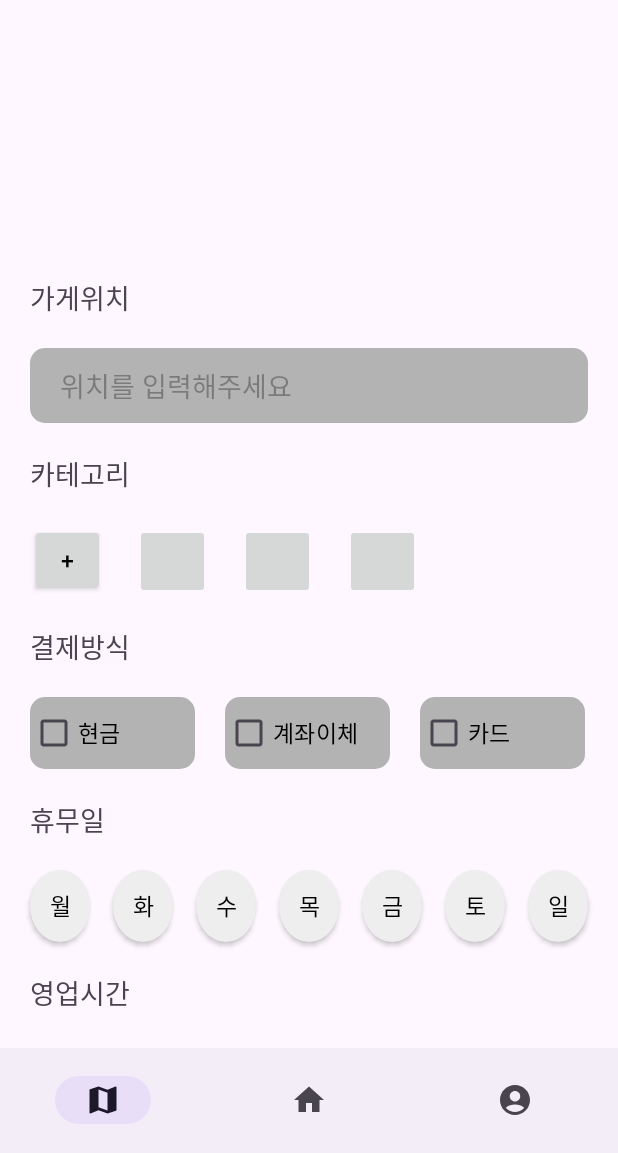
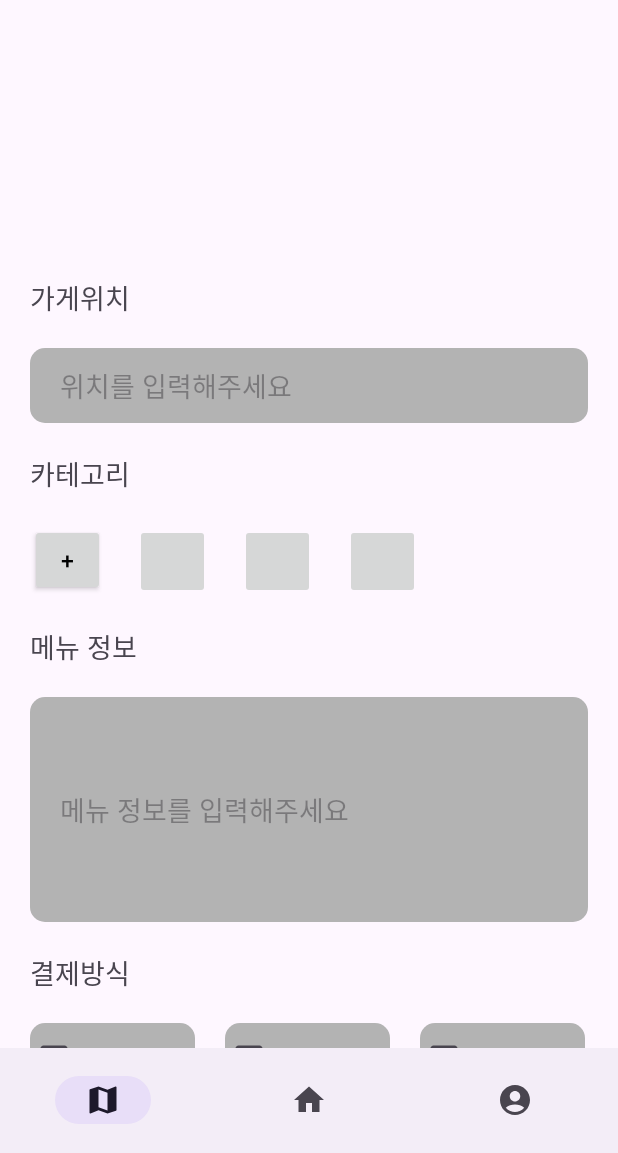
Before and after one commit to hookun/bung-share, an Android app: the fragment info_review_fragment placed in its activity, after a tap on an icon or button, on a phone screen of 412 x 824 dp, the part 83-1236 px from its top. Run offline under Robolectric (Android 15) with nearby library versions, the phone set to English and light mode, and no system bars; our stand-ins replace Volley; network calls fail; 2 statements that could not run were skipped.

```diff
--- a/app/src/main/java/com/example/bung_share/AddMapRequest.java
+++ b/app/src/main/java/com/example/bung_share/AddMapRequest.java
@@ -9,7 +9,7 @@ import java.util.Map;
 public class AddMapRequest extends StringRequest {
     final static private String URL = "http://27.96.131.54:8080/2020081097/Addmap.jsp";
     private Map<String, String> parameters;
-    public AddMapRequest(String address, String category, String pay, String closeday, String operationtime, Response.Listener<String> listener) {
+    public AddMapRequest(String address, String category, String pay, String closeday, String operationtime,String menuinfo, Response.Listener<String> listener) {
         super(Method.POST, URL, listener, null);
 
         parameters = new HashMap<>();
@@ -18,6 +18,7 @@ public class AddMapRequest extends StringRequest {
         parameters.put("pay", pay);
         parameters.put("closedDays", closeday);
         parameters.put("operationHours", operationtime);
+        parameters.put("menu", menuinfo);
     }
     public Map<String, String> getParams() {
         return parameters;
--- a/app/src/main/java/com/example/bung_share/MainActivity.java
+++ b/app/src/main/java/com/example/bung_share/MainActivity.java
@@ -36,6 +36,11 @@ public class MainActivity extends AppCompatActivity {
         market_info = new market_info();
         Intent inintent = getIntent();
         String id = inintent.getStringExtra("id");
+        Bundle bundle = new Bundle();
+        // 번들 객체에 값 저장
+        bundle.putString("userid", id);
+        // 프래그먼트에 번들 설정
+        homeFragment.setArguments(bundle);
         getSupportFragmentManager().beginTransaction().replace(R.id.main_container, homeFragment).commit();
 
         NavigationBarView navigationBarView = findViewById(R.id.bottom_navigation_view);
--- a/app/src/main/java/com/example/bung_share/info_review_fragment.java
+++ b/app/src/main/java/com/example/bung_share/info_review_fragment.java
@@ -3,13 +3,17 @@ import android.os.Bundle;
 
 import androidx.annotation.NonNull;
 import androidx.annotation.Nullable;
+import androidx.appcompat.app.AlertDialog;
 
+import android.util.Log;
 import android.view.LayoutInflater;
 import android.view.View;
 import android.view.ViewGroup;
 import android.widget.Button;
 
+import com.android.volley.RequestQueue;
 import com.android.volley.Response;
+import com.android.volley.toolbox.Volley;
 import com.google.android.material.bottomsheet.BottomSheetDialogFragment;
 
 import org.json.JSONException;
@@ -22,7 +26,7 @@ public class info_review_fragment extends BottomSheetDialogFragment {
     public View onCreateView(@NonNull LayoutInflater inflater, @Nullable ViewGroup container, @Nullable Bundle savedInstanceState) {
         return inflater.inflate(R.layout.fragment_info_review_fragment, container, false);
     }
-
+    private AlertDialog dialog;
     @Override
     public void onViewCreated(@NonNull View view, @Nullable Bundle savedInstanceState) {
         super.onViewCreated(view, savedInstanceState);
@@ -32,24 +36,44 @@ public class info_review_fragment extends BottomSheetDialogFragment {
                 dismiss();
             }
         });
+        String userId, storeId;
+        double rating;
+        String content;
         Button upload_btn = view.findViewById(R.id.btn_upload_review);
-        upload_btn.setOnClickListener(new View.OnClickListener() {
+
+        Bundle bundle = getArguments();
+        String value = bundle.getString("a");
+        String id = bundle.getString("b");
+
+        //TODO:날짜랑 별점 처리하고 DB에 넣는거 구현할것
+
+
+        /*upload_btn.setOnClickListener(new View.OnClickListener() {
             @Override
             public void onClick(View v) {
-                Response.Listener rlistner = new Response.Listener<String>() {
+                Response.Listener<String> responseListener = new Response.Listener<String>() {
                     @Override
                     public void onResponse(String response) {
                         try {
-                            JSONObject jResponse = new JSONObject(response);
-
+                            JSONObject jsonResponse = new JSONObject(response);
+                            boolean success = jsonResponse.getBoolean("success");
+                            AlertDialog.Builder builder = new AlertDialog.Builder(v.getContext());
+                            if(success){
+                                dialog = builder.setMessage("등록완료.").setPositiveButton("확인", null).create();
+                            }else{
+                                dialog = builder.setMessage("등록실패.").setNegativeButton("확인", null).create();
+                            }
+                            dialog.show();
                         } catch (JSONException e) {
-                            throw new RuntimeException(e);
+                            e.printStackTrace();
                         }
-
                     }
                 };
+                Make_review_Request makeReviewRequest = new AddMapRequest(userId, storeId, rating, content,responseListener);
+                RequestQueue queue = Volley.newRequestQueue(v.getContext());
+                queue.add(makeReviewRequest);
             }
-        });
+        });*/
 
     }
 }
--- a/app/src/main/res/layout/fragment_addmap.xml
+++ b/app/src/main/res/layout/fragment_addmap.xml
@@ -106,12 +106,36 @@
             android:layout_marginTop="20dp"
             android:layout_marginStart="20dp"/>
         <TextView
+            android:id="@+id/menu_info_txt"
+            android:layout_width="wrap_content"
+            android:layout_height="wrap_content"
+            android:text="메뉴 정보"
+            android:textSize="18dp"
+            app:layout_constraintTop_toBottomOf="@+id/categorybtn"
+            app:layout_constraintLeft_toLeftOf="parent"
+            android:layout_marginTop="20dp"
+            android:layout_marginStart="20dp"
+            />
+        <EditText
+            android:id="@+id/menu_info"
+            android:background="@drawable/round_coners"
+            android:backgroundTint="@color/grey"
+            android:layout_width="match_parent"
+            android:layout_height="150dp"
+            app:layout_constraintTop_toBottomOf="@+id/menu_info_txt"
+            app:layout_constraintLeft_toLeftOf="parent"
+            android:layout_marginTop="20dp"
+            android:layout_marginStart="20dp"
+            android:layout_marginEnd="20dp"
+            android:hint="메뉴 정보를 입력해주세요"
+            android:paddingLeft="20dp"/>
+        <TextView
             android:id="@+id/pay_txt"
             android:layout_width="wrap_content"
             android:layout_height="wrap_content"
             android:text="결제방식"
             android:textSize="18dp"
-            app:layout_constraintTop_toBottomOf="@+id/categorybtn"
+            app:layout_constraintTop_toBottomOf="@+id/menu_info"
             app:layout_constraintLeft_toLeftOf="parent"
             android:layout_marginTop="20dp"
             android:layout_marginStart="20dp"
```
Also changed, not shown: app/src/main/java/com/example/bung_share/Add_dibs_Request.java (added, +22 -0 lines), app/src/main/java/com/example/bung_share/InfoRequest.java (added, +22 -0 lines), app/src/main/java/com/example/bung_share/Make_review_Request.java (added, +25 -0 lines), app/src/main/java/com/example/bung_share/StoreRequest.java (added, +21 -0 lines), app/src/main/java/com/example/bung_share/addmap.java (+6 -6 lines), app/src/main/java/com/example/bung_share/home.java (+94 -10 lines), app/src/main/java/com/example/bung_share/market_info.java (+213 -27 lines), app/src/main/java/com/example/bung_share/regiseterActivity.java (+4 -4 lines), app/src/main/res/layout/fragment_market_info.xml (+6 -21 lines).
